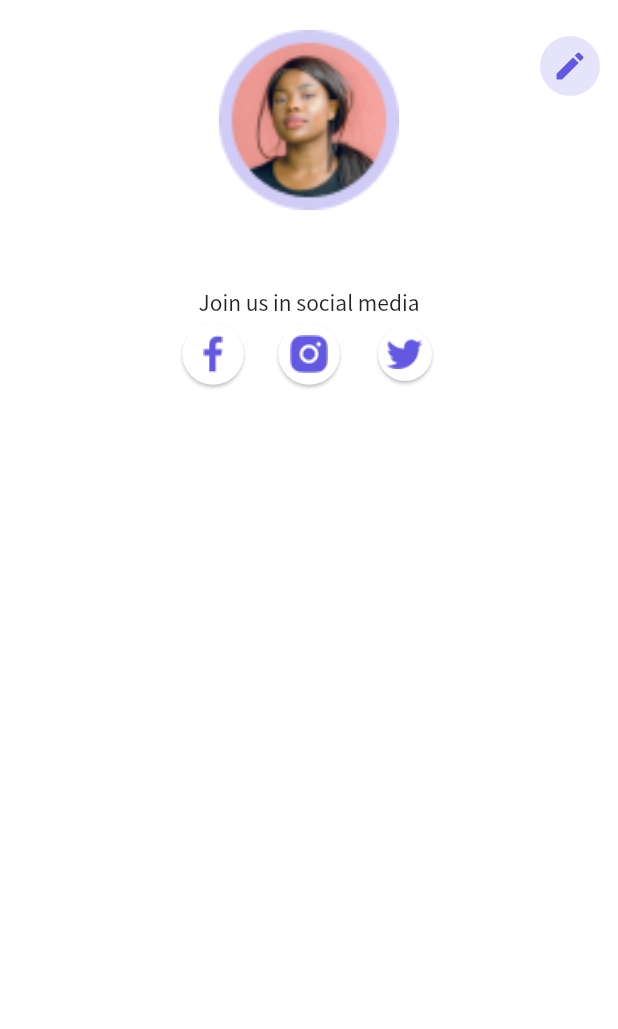
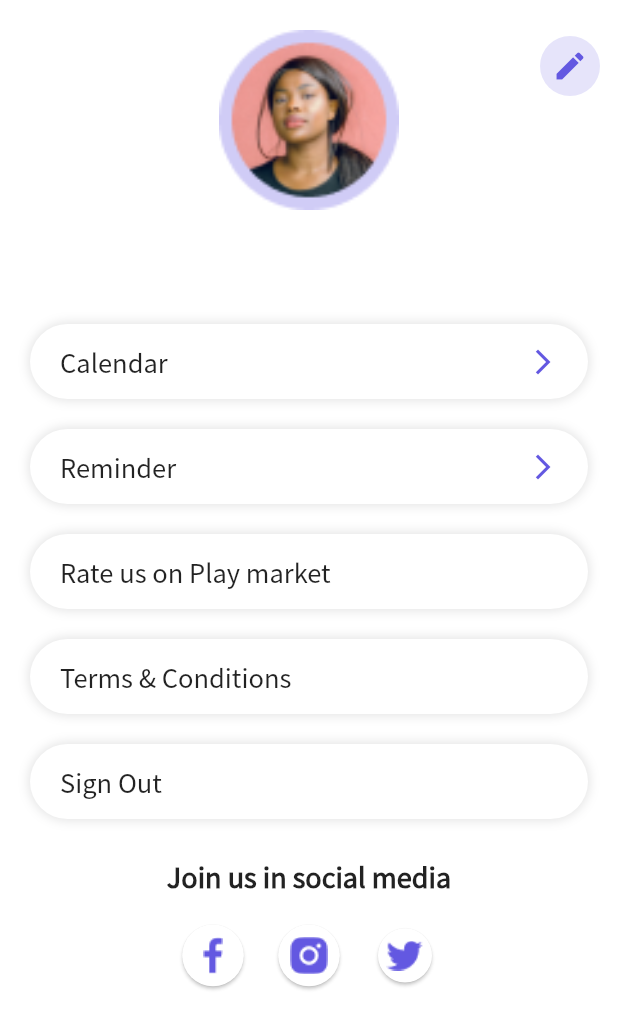
Before and after one commit to perpetio/fitness, a Flutter app: the SettingsScreen screen opened directly, on a phone screen of 412 x 824 dp. Shown: the top 1029 px of the screen. Run offline on Flutter 3.47's test engine with Material 2 defaults, Android fonts, the phone set to English and light mode, and no system bars; our stand-ins replace bloc, dots_indicator, firebase_auth, firebase_core, flutter_bloc, percent_indicator; accounts and stored records are empty.

Commit message:
[FT-12] created settings screen

```diff
--- a/lib/core/const/text_constants.dart
+++ b/lib/core/const/text_constants.dart
@@ -90,4 +90,8 @@ class TextConstants {
 
   //Settings screen
   static const String joinUs = 'Join us in social media';
+  static const String calendar = "Calendar";
+  static const String reminder = "Reminder";
+  static const String rateUsOn = "Rate us on ";
+  static const String terms = "Terms & Conditions";
 }
--- /dev/null
+++ b/lib/screens/common_widgets/settings_container.dart
@@ -0,0 +1,40 @@
+import 'package:fitness_flutter/core/const/color_constants.dart';
+import 'package:flutter/material.dart';
+
+class SettingsContainer extends StatelessWidget {
+  final bool withArrow;
+  final Widget child;
+  final Function()? onTap;
+
+  SettingsContainer({Key? key, this.withArrow = false, required this.child, this.onTap}) : super(key: key);
+
+  @override
+  Widget build(BuildContext context) {
+    return Padding(
+      padding: EdgeInsets.symmetric(vertical: 10.0),
+      child: Container(
+        child: Material(
+          color: Colors.transparent,
+          child: InkWell(
+            borderRadius: BorderRadius.circular(40),
+            onTap: onTap,
+            child: Padding(
+              padding: EdgeInsets.symmetric(horizontal: 20),
+              child: Row(
+                children: [child, Spacer(), if (withArrow) Icon(Icons.arrow_forward_ios, color: ColorConstants.primaryColor, size: 20)],
+              ),
+            ),
+          ),
+        ),
+        width: double.infinity,
+        height: 50,
+        margin: const EdgeInsets.symmetric(horizontal: 20),
+        decoration: BoxDecoration(
+          borderRadius: BorderRadius.circular(40),
+          color: ColorConstants.white,
+          boxShadow: [BoxShadow(color: ColorConstants.textBlack.withOpacity(0.12), blurRadius: 5.0, spreadRadius: 1.1)],
+        ),
+      ),
+    );
+  }
+}
--- a/lib/screens/settings/settings_screen.dart
+++ b/lib/screens/settings/settings_screen.dart
@@ -1,7 +1,10 @@
+import 'dart:io';
+
 import 'package:firebase_auth/firebase_auth.dart';
 import 'package:fitness_flutter/core/const/color_constants.dart';
 import 'package:fitness_flutter/core/const/path_constants.dart';
 import 'package:fitness_flutter/core/const/text_constants.dart';
+import 'package:fitness_flutter/screens/common_widgets/settings_container.dart';
 import 'package:fitness_flutter/screens/settings/bloc/bloc/settings_bloc.dart';
 import 'package:flutter/material.dart';
 import 'package:flutter_bloc/flutter_bloc.dart';
@@ -46,7 +49,23 @@ class SettingsScreen extends StatelessWidget {
             ]),
             SizedBox(height: 15),
             Text(displayName, style: TextStyle(fontSize: 24, fontWeight: FontWeight.bold)),
-            Text(TextConstants.joinUs),
+            SizedBox(height: 15),
+            SettingsContainer(
+              child: Text(TextConstants.calendar, style: TextStyle(fontSize: 17, fontWeight: FontWeight.w500)),
+              withArrow: true,
+              onTap: () {
+                print('on tap');
+              },
+            ),
+            SettingsContainer(child: Text(TextConstants.reminder, style: TextStyle(fontSize: 17, fontWeight: FontWeight.w500)), withArrow: true),
+            SettingsContainer(
+                child: Text(TextConstants.rateUsOn + '${Platform.isIOS ? 'App store' : 'Play market'}',
+                    style: TextStyle(fontSize: 17, fontWeight: FontWeight.w500))),
+            SettingsContainer(child: Text(TextConstants.terms, style: TextStyle(fontSize: 17, fontWeight: FontWeight.w500))),
+            SettingsContainer(child: Text(TextConstants.signOut, style: TextStyle(fontSize: 17, fontWeight: FontWeight.w500))),
+            SizedBox(height: 15),
+            Text(TextConstants.joinUs, style: TextStyle(fontSize: 18, fontWeight: FontWeight.w600)),
+            SizedBox(height: 15),
             Row(
               mainAxisAlignment: MainAxisAlignment.center,
               children: [
```
